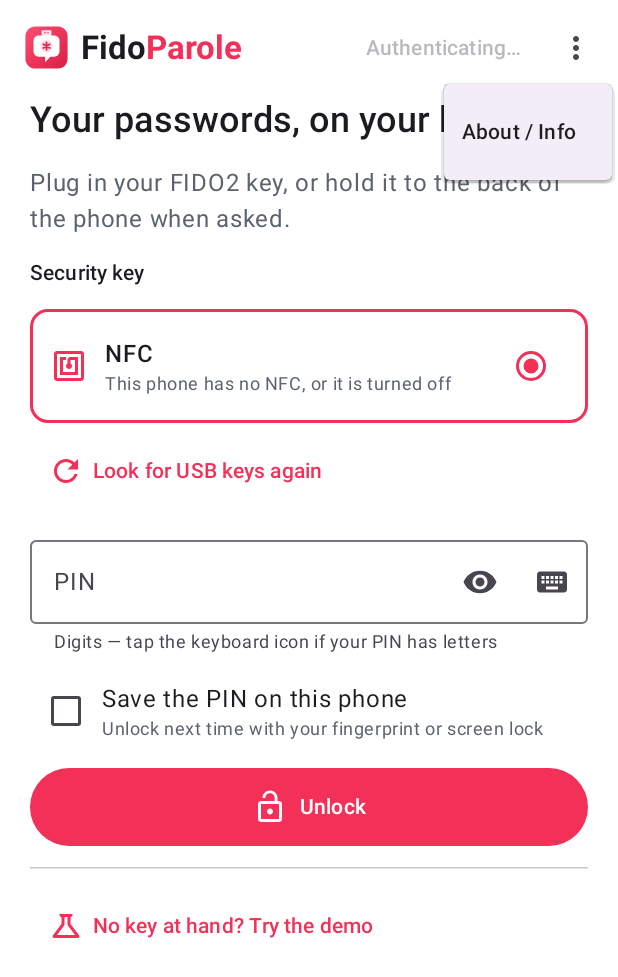
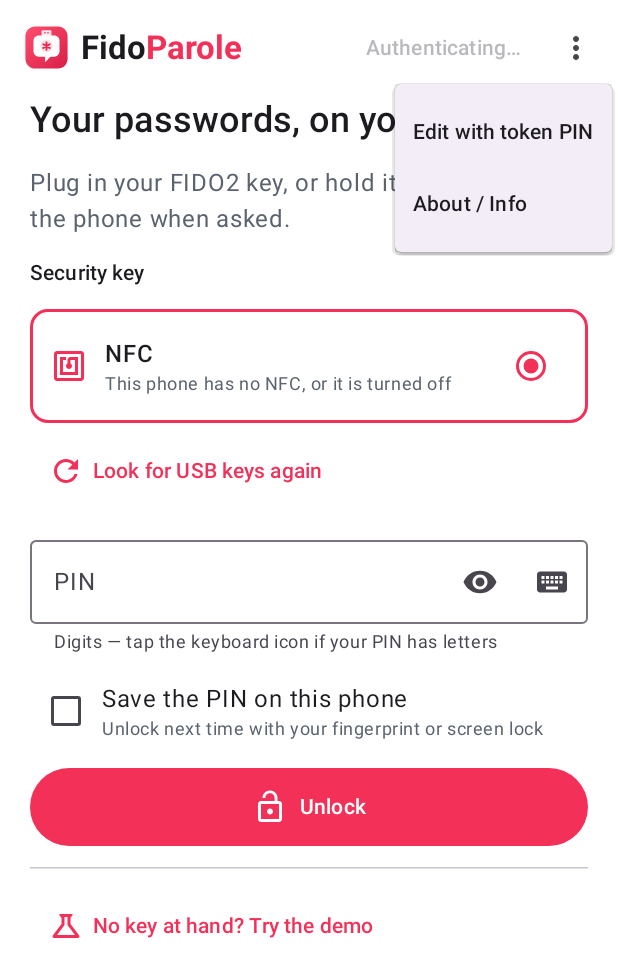
Before and after one commit to ordanexa/fidoparole-mobile, an Android app built with Jetpack Compose: the screen it shows after launch (MainActivity), after a tap on "More", on a phone screen of 412 x 824 dp. Shown: the top 977 px of the screen. Run offline under Robolectric (Android 15) with nearby library versions, the phone set to English and light mode, and no system bars; libraries missing offline, so code that uses them is left out: uniffi.fidoparole_ffi, uniffi.fidoparole_ffi.createVault, uniffi.fidoparole_ffi.demoPin, uniffi.fidoparole_ffi.unlock; 4 statements that could not run were skipped; 2 other taps on this screen came first.

Commit message:
Always offer token PIN for Edit and restore upstream-based version naming

```diff
--- a/android/app/build.gradle.kts
+++ b/android/app/build.gradle.kts
@@ -15,8 +15,8 @@ android {
         applicationId = "com.ordanexa.fidoparole.mobile"
         minSdk = 26
         targetSdk = 36
-        versionCode = 8
-        versionName = "1.0.0"
+        versionCode = 9
+        versionName = "0.3.0-ordanexa.0.1.3"
         ndk { abiFilters += listOf("arm64-v8a", "armeabi-v7a", "x86_64") }
     }
 
--- a/android/app/src/main/java/com/token2/fidoparole/ui/About.kt
+++ b/android/app/src/main/java/com/token2/fidoparole/ui/About.kt
@@ -14,11 +14,14 @@ import com.token2.fidoparole.BuildConfig
 
 /** The same information is available before and after unlocking a vault. */
 @Composable
-fun AboutMenuAction(onAbout: () -> Unit) {
+fun AboutMenuAction(onAbout: () -> Unit, onTokenEdit: (() -> Unit)? = null) {
     var expanded by remember { mutableStateOf(false) }
     Box {
         IconButton(onClick = { expanded = true }) { Icon(Icons.Filled.MoreVert, "More") }
         DropdownMenu(expanded = expanded, onDismissRequest = { expanded = false }) {
+            onTokenEdit?.let { action ->
+                DropdownMenuItem(text = { Text("Edit with token PIN") }, onClick = { expanded = false; action() })
+            }
             DropdownMenuItem(text = { Text("About / Info") }, onClick = { expanded = false; onAbout() })
         }
     }
@@ -39,7 +42,7 @@ fun AboutDialog(onClose: () -> Unit) {
                 Text("Read-only by default", style = MaterialTheme.typography.titleSmall)
                 Text("Browse, search, reveal and copy passwords. Your vault stays on your security key.")
                 Text("Edit", style = MaterialTheme.typography.titleSmall)
-                Text("Scan your phone's fingerprint to allow changes. The token does not need to be connected. If phone biometrics are unavailable, authenticate with the vault's token using its PIN or its fingerprint over USB.")
+                Text("Scan your phone's fingerprint to allow changes without a token connection, or choose Use token PIN in the fingerprint prompt. Token authentication is always available, including when phone biometrics are set up. You can also choose More → Edit with token PIN directly. It uses the vault's token PIN or the token's own fingerprint over USB.")
                 Text("Save and lock", style = MaterialTheme.typography.titleSmall)
                 Text("Saving requires your vault's token. Save, Lock, leaving the app or unplugging a USB token ends Edit. Done returns to Read-only when there are no unsaved changes. Otherwise, save first or lock to discard them.")
                 Text("Using NFC", style = MaterialTheme.typography.titleSmall)
--- a/android/app/src/main/java/com/token2/fidoparole/ui/Screens.kt
+++ b/android/app/src/main/java/com/token2/fidoparole/ui/Screens.kt
@@ -73,7 +73,7 @@ fun EditTokenDialog(s: UiState, vm: VaultViewModel) {
         title = { Text("Authenticate with your token") },
         text = {
             Column(Modifier.verticalScroll(rememberScrollState()), verticalArrangement = Arrangement.spacedBy(12.dp)) {
-                Text("Phone fingerprint is unavailable. Connect your vault's security key by USB or hold it to the phone using NFC.")
+                Text("Connect your vault's security key by USB or hold it to the phone using NFC. Enter its PIN, or use the key's own fingerprint over USB.")
                 KeyPicker(s.usbKeys, s.usbChoice, s.nfcAvailable, vm::chooseUsb, vm::refreshUsb)
                 PinField(pin, { pin = it }, "Token PIN", s.pinAlpha, vm::setPinAlpha, enabled = !tokenFingerprint || s.usbChoice == null)
                 if (s.usbChoice != null && s.keyInfo?.hasFingerprint != false) {
@@ -102,7 +102,7 @@ fun StartScreen(s: UiState, vm: VaultViewModel, snack: SnackbarHostState, onAbou
     var newName by remember { mutableStateOf("Personal") }
     var showCreate by remember { mutableStateOf(false) }
     var savePin by remember { mutableStateOf(false) }
-    Scaffold(topBar = { TopAppBar(title = { Brandmark() }, actions = { EditModeAction(s, vm); AboutMenuAction(onAbout) }) }, snackbarHost = { SnackbarHost(snack) }) { pad ->
+    Scaffold(topBar = { TopAppBar(title = { Brandmark() }, actions = { EditModeAction(s, vm); AboutMenuAction(onAbout, if (!s.editing && s.busy == null) vm::requestTokenEditing else null) }) }, snackbarHost = { SnackbarHost(snack) }) { pad ->
         Column(Modifier.padding(pad).padding(horizontal = 20.dp).verticalScroll(rememberScrollState()), verticalArrangement = Arrangement.spacedBy(14.dp)) {
             Text("Your passwords, on your key", style = MaterialTheme.typography.headlineSmall, fontWeight = FontWeight.SemiBold)
             Text("Plug in your FIDO2 key, or hold it to the back of the phone when asked.", color = MaterialTheme.colorScheme.secondary)
@@ -228,7 +228,7 @@ fun EditModeAction(s: UiState, vm: VaultViewModel) {
 @Composable
 fun ChooseScreen(s: UiState, vm: VaultViewModel, onAbout: () -> Unit) {
     Scaffold(topBar = { TopAppBar(title = { Text("Choose a vault") }, navigationIcon = {
-        IconButton(onClick = vm::cancelChoose) { Icon(Icons.Filled.Close, "Cancel") } }, actions = { AboutMenuAction(onAbout) }) }) { pad ->
+        IconButton(onClick = vm::cancelChoose) { Icon(Icons.Filled.Close, "Cancel") } }, actions = { AboutMenuAction(onAbout, if (!s.editing && s.busy == null) vm::requestTokenEditing else null) }) }) { pad ->
         LazyColumn(Modifier.padding(pad)) {
             itemsIndexed(s.choices.orEmpty()) { i, (name, _) ->
                 ListItem(headlineContent = { Text(name) }, leadingContent = { Icon(Icons.Filled.Lock, null) },
@@ -268,6 +268,7 @@ fun VaultScreen(s: UiState, vm: VaultViewModel, files: FilePickers, snack: Snack
                         if (s.editing) HorizontalDivider()
                         if (s.editing) DropdownMenuItem(text = { Text("Delete vault from key…", color = MaterialTheme.colorScheme.error) }, onClick = { menu = false; dialog = "delete" })
                         HorizontalDivider()
+                        if (!s.editing) DropdownMenuItem(text = { Text("Edit with token PIN") }, onClick = { menu = false; vm.requestTokenEditing() })
                         DropdownMenuItem(text = { Text("About / Info") }, onClick = { menu = false; onAbout() })
                     }
                 })
@@ -350,7 +351,7 @@ fun EntryScreen(s: UiState, vm: VaultViewModel, snack: SnackbarHostState, onAbou
                 actions = {
                     EditModeAction(s, vm)
                     if (s.editing) IconButton(onClick = { confirmDelete = true }) { Icon(Icons.Outlined.Delete, "Delete entry") }
-                    AboutMenuAction(onAbout)
+                    AboutMenuAction(onAbout, if (!s.editing && s.busy == null) vm::requestTokenEditing else null)
                 })
         },
         snackbarHost = { SnackbarHost(snack) },
```
Also changed, not shown: android/app/src/main/java/com/token2/fidoparole/MainActivity.kt (+7 -4 lines), android/app/src/main/java/com/token2/fidoparole/VaultViewModel.kt (+12 -0 lines), 4 other files.
